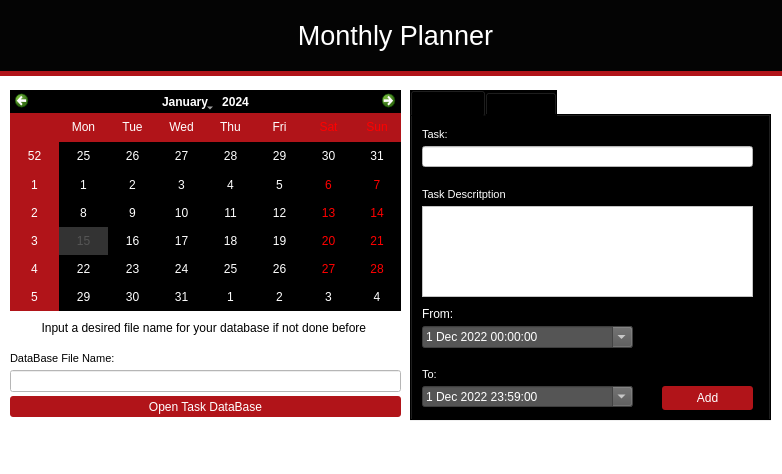
This is view.ui in xInsomnian/Project-2 as Qt 5 draws it before an edit. The edited form follows.
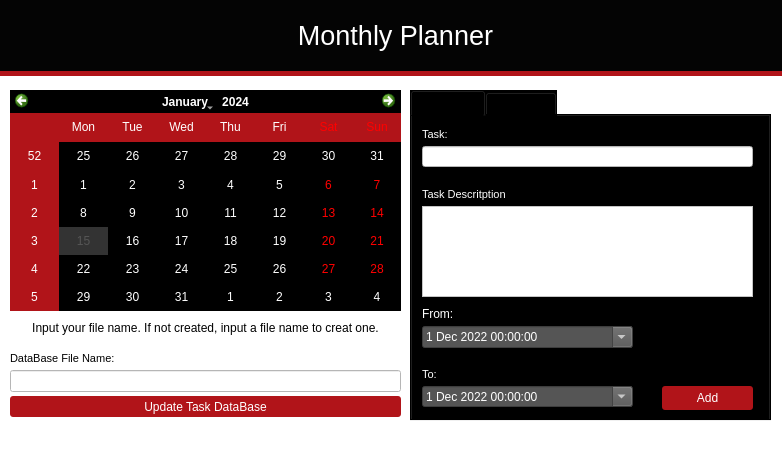
This is the edited form. The open tabs and pages were chosen to show the change.

Commit message: Updated main file added controller added and made the view file (GUI)

What changed in the file:
```diff
--- a/view.ui
+++ b/view.ui
@@ -99,8 +99,8 @@
       </property>
       <property name="dateTime">
        <datetime>
-        <hour>23</hour>
-        <minute>59</minute>
+        <hour>0</hour>
+        <minute>0</minute>
         <second>0</second>
         <year>2022</year>
         <month>12</month>
@@ -114,13 +114,6 @@
         <day>1</day>
        </date>
       </property>
-      <property name="time">
-       <time>
-        <hour>23</hour>
-        <minute>59</minute>
-        <second>0</second>
-       </time>
-      </property>
       <property name="minimumDateTime">
        <datetime>
         <hour>0</hour>
@@ -506,7 +499,7 @@
 border-radius: 3px;</string>
     </property>
     <property name="text">
-     <string>Open Task DataBase</string>
+     <string>Update Task DataBase</string>
     </property>
    </widget>
    <widget class="QLineEdit" name="database_name">
@@ -555,7 +548,7 @@
      </rect>
     </property>
     <property name="text">
-     <string>Input a desired file name for your database if not done before </string>
+     <string>Input your file name. If not created, input a file name to creat one.</string>
     </property>
     <property name="alignment">
      <set>Qt::AlignCenter</set>
```
Left out of the diff: 4 changed lines with no effect on the pictures. The commit also changes 2 other files.
